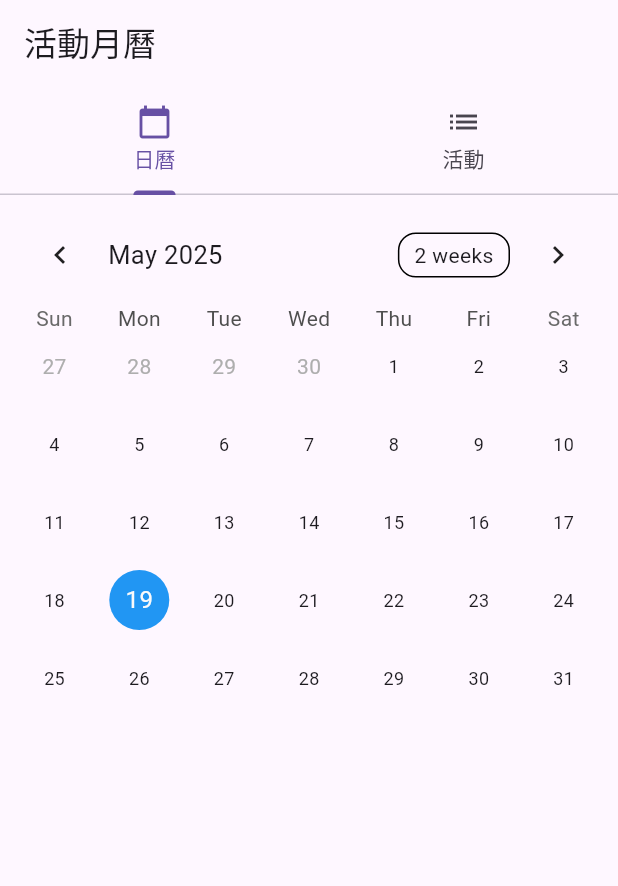
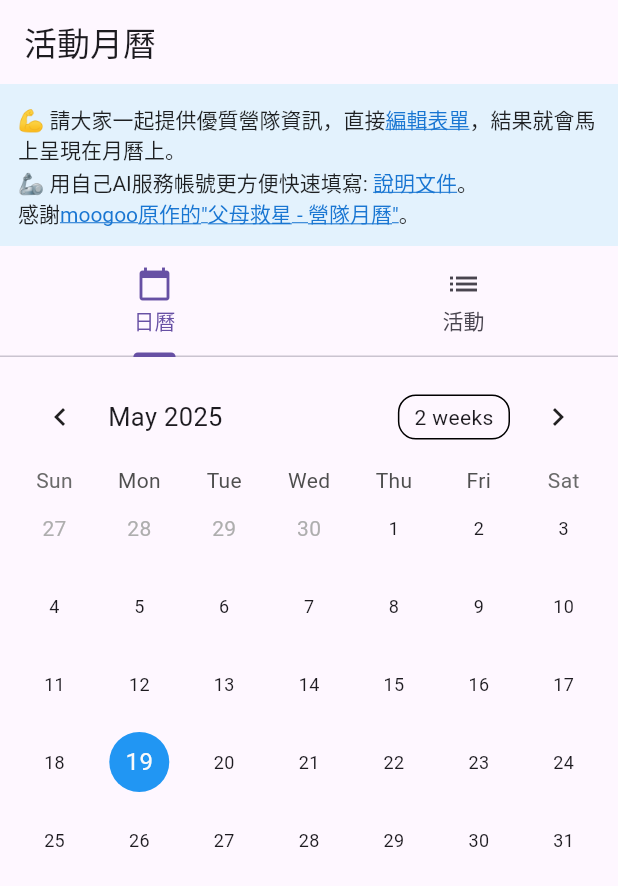
Before and after one commit to bestian/flutter_calendar_app, a Flutter app: the screen it shows after launch, on a phone screen of 412 x 824 dp. Shown: the top 886 px of the screen. Run offline on Flutter 3.47's test engine with Material 3 defaults, Android fonts, the light colour scheme and no system bars; drawn by our look-alikes of table_calendar; our stand-ins replace csv; missing offline and left inert: dart:html; network calls fail.

Commit message:
Update main.dart

```diff
--- a/lib/main.dart
+++ b/lib/main.dart
@@ -7,6 +7,7 @@ import 'dart:convert' show latin1, utf8;  // 字符編碼轉換
 import 'dart:html' as html;  // 網頁相關功能
 import 'dart:collection';  // 集合工具類
 import 'dart:math' show min;  // 數學函數
+import 'package:flutter/gestures.dart';  // 用於手勢識別
 
 // 應用程序入口
 void main() {
@@ -231,9 +232,73 @@ class _CalendarHomePageState extends State<CalendarHomePage> {
       // 應用欄
       appBar: AppBar(title: Text('活動月曆')),
 
-      // 主體內容 - 使用 LayoutBuilder 實現響應式佈局
-      body: LayoutBuilder(
-        builder: (context, constraints) {
+      // 主體內容
+      body: Column(
+        children: [
+          // 頂部橫幅
+          Container(
+            padding: EdgeInsets.all(12),
+            color: Colors.blue[50],
+            child: RichText(
+              text: TextSpan(
+                style: TextStyle(color: Colors.black87, fontSize: 14, height: 1.5),
+                children: [
+                  TextSpan(text: '💪 請大家一起提供優質營隊資訊，直接'),
+                  TextSpan(
+                    text: '編輯表單',
+                    style: TextStyle(
+                      color: Colors.blue[700],
+                      decoration: TextDecoration.underline,
+                    ),
+                    recognizer: TapGestureRecognizer()
+                      ..onTap = () {
+                        html.window.open(
+                          'https://docs.google.com/spreadsheets/d/1AdMAE1buc3jZbdBgMyKzv0oND3qfW-my_yZAOgrG1hk/edit?hl=zh-tw&gid=1419688078#gid=1419688078',
+                          '_blank',
+                        );
+                      },
+                  ),
+                  TextSpan(text: '，結果就會馬上呈現在月曆上。\n'),
+                  TextSpan(text: '🦾 用自己AI服務帳號更方便快速填寫: '),
+                  TextSpan(
+                    text: '說明文件',
+                    style: TextStyle(
+                      color: Colors.blue[700],
+                      decoration: TextDecoration.underline,
+                    ),
+                    recognizer: TapGestureRecognizer()
+                      ..onTap = () {
+                        html.window.open(
+                          'https://hackmd.io/@moogoo/Hk2en_oxee',
+                          '_blank',
+                        );
+                      },
+                  ),
+                  TextSpan(text: '。\n'),
+                  TextSpan(text: '感謝'),
+                  TextSpan(
+                    text: 'moogoo原作的"父母救星 - 營隊月曆"',
+                    style: TextStyle(
+                      color: Colors.blue[700],
+                      decoration: TextDecoration.underline,
+                    ),
+                    recognizer: TapGestureRecognizer()
+                      ..onTap = () {
+                        html.window.open(
+                          'https://moogoo78.github.io/summer-cal/',
+                          '_blank',
+                        );
+                      },
+                  ),
+                  TextSpan(text: '。'),
+                ],
+              ),
+            ),
+          ),
+          // 主要內容
+          Expanded(
+            child: LayoutBuilder(
+              builder: (context, constraints) {
           // 判斷是否為寬螢幕（寬度大於 800 像素）
           final isWideScreen = constraints.maxWidth > 800;
 
@@ -626,7 +691,10 @@ class _CalendarHomePageState extends State<CalendarHomePage> {
               ),
             );
           }
-        },
+              },
+            ),
+          ),
+        ],
       ),
     );
   }
```
